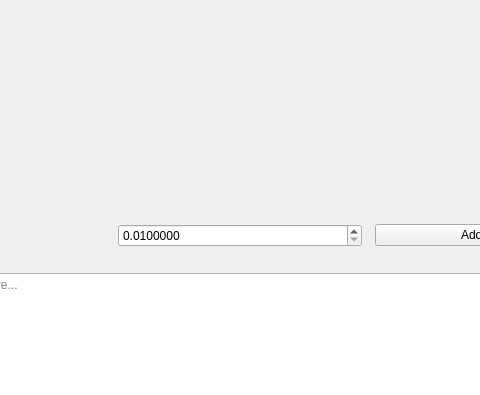
Before: the Qt Designer form src/gui/ui/sendmessageframe.ui in megarootz/xDropWallet, drawn with Qt 5; both pictures show x 143 to 623 and y 0 to 395 of the 773 by 575 pixel window.
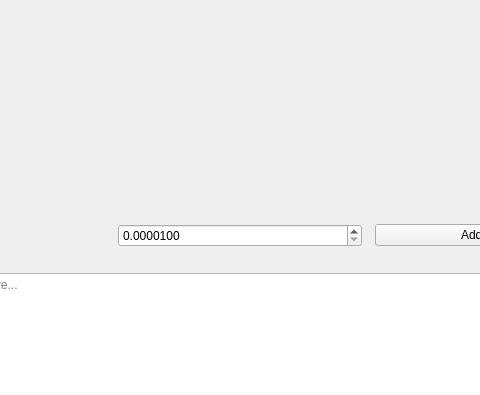
After: the same form once the commit is applied. Icons and pictures are not drawn.

The edit to the form file:
```diff
--- a/src/gui/ui/sendmessageframe.ui
+++ b/src/gui/ui/sendmessageframe.ui
@@ -77,10 +77,10 @@
         <number>7</number>
        </property>
        <property name="minimum">
-        <double>0.0100000</double>
+        <double>0.0000100</double>
        </property>
        <property name="maximum">
-        <double>9990.0000000</double>
+        <double>1000000.0000000</double>
        </property>
        <property name="singleStep">
         <double>0.0100000</double>
```
Left out of the diff: 2 changed lines with no effect on the pictures.
